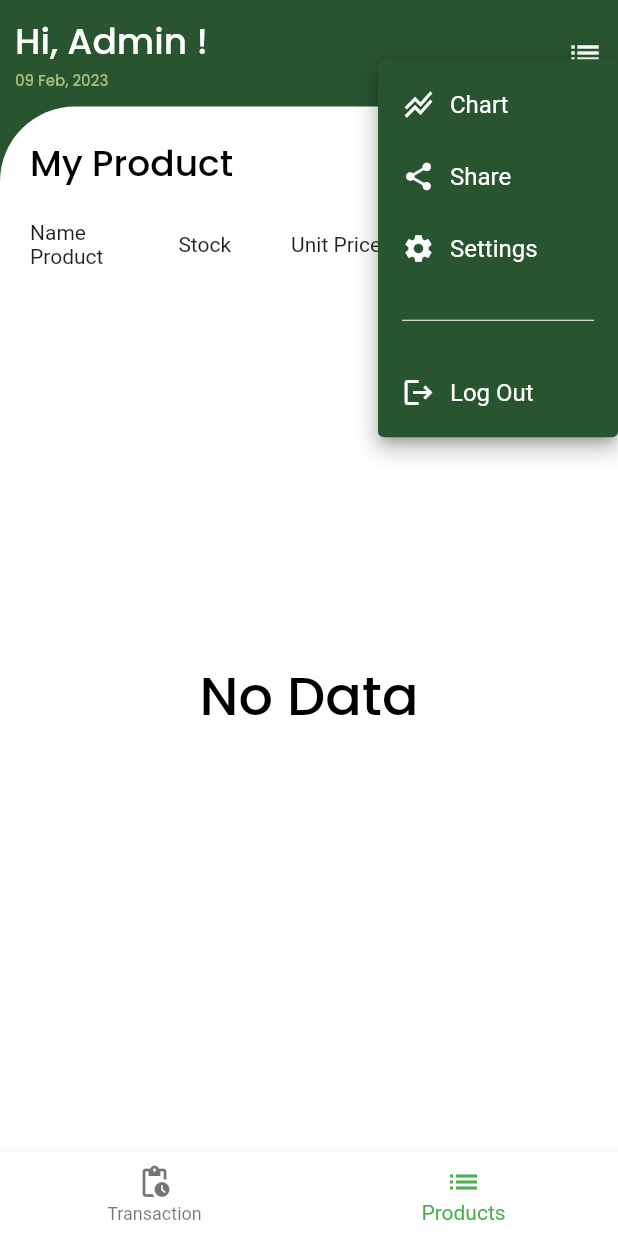
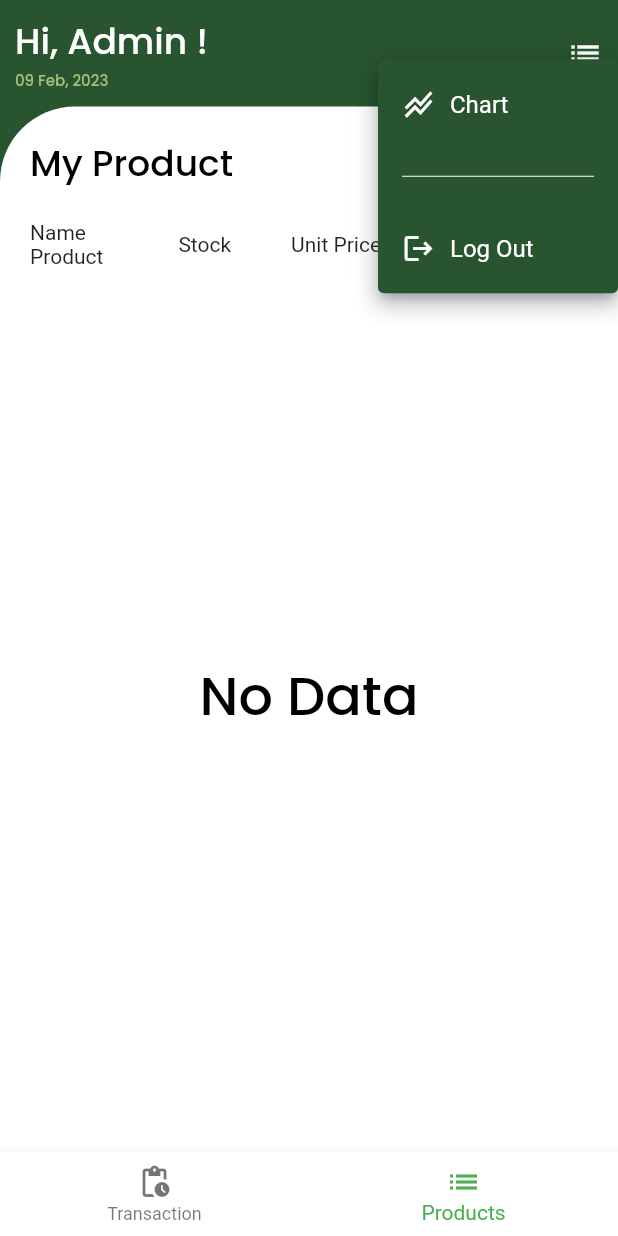
Before and after one commit to raupsss/tugas_akhir_flutter_with_driftSqlite, a Flutter app: the screen it shows once a user with an empty profile is signed in, item 2 of the bottom bar chosen, after a tap on the "list" icon, on a phone screen of 412 x 824 dp. Run offline on Flutter 3.47's test engine with Material 2 defaults, Android fonts, the phone set to English and light mode, and no system bars; drawn by our look-alikes of dropdown_button2; our stand-ins replace awesome_dialog, drift, email_validator, firebase_auth, firebase_core, google_fonts and 1 more; missing offline and left inert: calendar_appbar; accounts and stored records are empty; generated files the repository leaves out were written again.

Commit message:
tugas akhir flutter dengan drift sqlite

```diff
--- a/sales_records_app/lib/views/pages/auth/login_page.dart
+++ b/sales_records_app/lib/views/pages/auth/login_page.dart
@@ -467,6 +467,7 @@
                                   child: ElevatedButton(
                                     onPressed: () {
                                       if (_formKey2.currentState!.validate()) {
+                                        Navigator.pop(context);
                                         signIn();
                                       }
                                     },
--- a/sales_records_app/lib/views/pages/util/dropdown.dart
+++ b/sales_records_app/lib/views/pages/util/dropdown.dart
@@ -71,12 +71,10 @@
 }
 
 class MenuItems {
-  static const List<MenuItem> firstItems = [chart, share, settings];
+  static const List<MenuItem> firstItems = [chart];
   static const List<MenuItem> secondItems = [logout];
 
   static const chart = MenuItem(text: 'Chart', icon: Icons.stacked_line_chart);
-  static const share = MenuItem(text: 'Share', icon: Icons.share);
-  static const settings = MenuItem(text: 'Settings', icon: Icons.settings);
   static const logout = MenuItem(text: 'Log Out', icon: Icons.logout);
 
   static Widget buildItem(MenuItem item) {
@@ -102,15 +100,9 @@
         Navigator.push(
           context,
           MaterialPageRoute(
-            builder: (context) =>  Chart(),
+            builder: (context) => Chart(),
           ),
         );
-        break;
-      case MenuItems.settings:
-        //Do something
-        break;
-      case MenuItems.share:
-        //Do something
         break;
       case MenuItems.logout:
         await AwesomeDialog(
```
